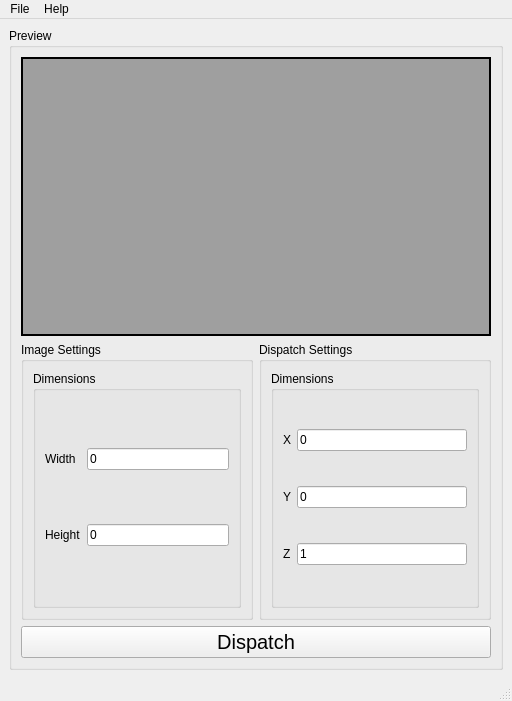
First picture: the form in ComputeViewer/Resources/ComputeViewer.ui, repository Draketuroth/ComputeViewer, before the edit.
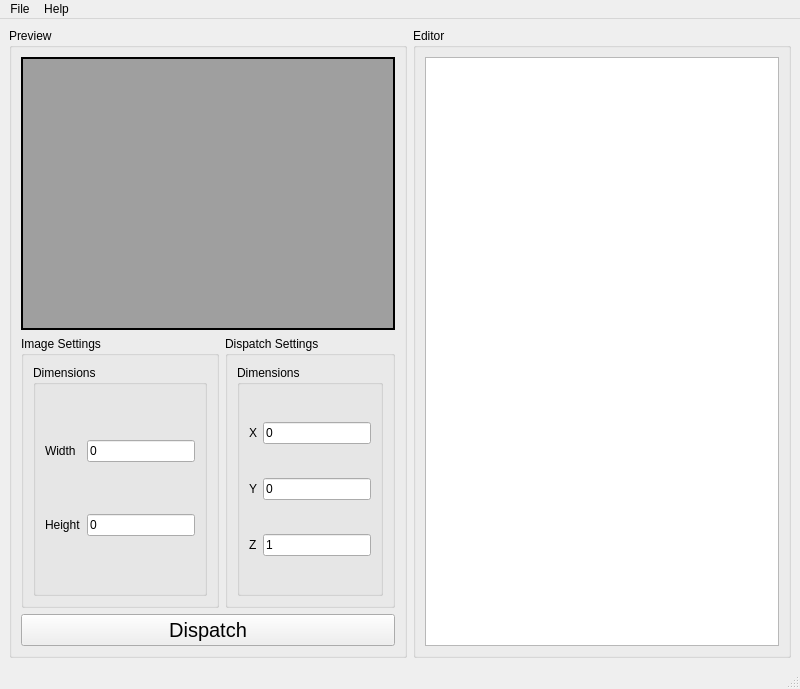
Second picture: the form after the edit. Icons and pictures are not drawn.

Commit message: Organized DX12Compute backend

What changed in the file:
```diff
--- a/ComputeViewer/Resources/ComputeViewer.ui
+++ b/ComputeViewer/Resources/ComputeViewer.ui
@@ -6,8 +6,8 @@
    <rect>
     <x>0</x>
     <y>0</y>
-    <width>512</width>
-    <height>701</height>
+    <width>800</width>
+    <height>689</height>
    </rect>
   </property>
   <property name="windowTitle">
@@ -18,35 +18,19 @@
     <normaloff>../../../.designer/backup/Application.ico</normaloff>../../../.designer/backup/Application.ico</iconset>
   </property>
   <widget class="QWidget" name="CentralWidget">
-   <layout class="QVBoxLayout" name="CentralWidgetLayout">
-    <item>
+   <layout class="QGridLayout" name="gridLayout">
+    <item row="0" column="0">
      <layout class="QGridLayout" name="RightRegionLayout">
       <property name="sizeConstraint">
        <enum>QLayout::SetDefaultConstraint</enum>
       </property>
-      <item row="0" column="0">
-       <widget class="QGroupBox" name="RightRegionGroup">
+      <item row="0" column="1">
+       <widget class="QGroupBox" name="LeftRegionGroup">
         <property name="title">
          <string>Preview</string>
         </property>
-        <layout class="QGridLayout" name="gridLayout">
-         <item row="2" column="0" colspan="2">
-          <layout class="QGridLayout" name="DispatchButtonLayout">
-           <item row="0" column="0">
-            <widget class="QPushButton" name="DispatchButton">
-             <property name="font">
-              <font>
-               <pointsize>15</pointsize>
-              </font>
-             </property>
-             <property name="text">
-              <string>Dispatch</string>
-             </property>
-            </widget>
-           </item>
-          </layout>
-         </item>
-         <item row="1" column="0">
+        <layout class="QGridLayout" name="LeftRegionGroupLayout">
+         <item row="2" column="0">
           <layout class="QGridLayout" name="ImageSettingsLayout">
            <item row="0" column="1">
             <widget class="QGroupBox" name="ImageSettingsGroupBox">
@@ -100,30 +84,7 @@
            </item>
           </layout>
          </item>
-         <item row="0" column="0" colspan="2">
-          <layout class="QGridLayout" name="PreviewImageLayout">
-           <item row="0" column="0">
-            <widget class="QLabel" name="PreviewImageLabel">
-             <property name="styleSheet">
-              <string notr="true">background-color: palette(dark)</string>
-             </property>
-             <property name="frameShape">
-              <enum>QFrame::Box</enum>
-             </property>
-             <property name="frameShadow">
-              <enum>QFrame::Plain</enum>
-             </property>
-             <property name="lineWidth">
-              <number>2</number>
-             </property>
-             <property name="text">
-              <string/>
-             </property>
-            </widget>
-           </item>
-          </layout>
-         </item>
-         <item row="1" column="1">
+         <item row="2" column="1">
           <layout class="QGridLayout" name="DispatchSettingsLayout">
            <item row="0" column="0">
             <widget class="QGroupBox" name="DispatchSettingsBox">
@@ -138,7 +99,21 @@
                   <property name="title">
                    <string>Dimensions</string>
                   </property>
-                  <layout class="QGridLayout" name="gridLayout_5">
+                  <layout class="QGridLayout" name="DispatchDimensionsGroupBoxlayout">
+                   <item row="0" column="1">
+                    <widget class="QLineEdit" name="DispatchXLineEdit">
+                     <property name="text">
+                      <string>0</string>
+                     </property>
+                    </widget>
+                   </item>
+                   <item row="2" column="0">
+                    <widget class="QLabel" name="DispatchZLabel">
+                     <property name="text">
+                      <string>Z</string>
+                     </property>
+                    </widget>
+                   </item>
                    <item row="0" column="0">
                     <widget class="QLabel" name="DispatchXLabel">
                      <property name="text">
@@ -146,6 +121,13 @@
                      </property>
                     </widget>
                    </item>
+                   <item row="1" column="0">
+                    <widget class="QLabel" name="DispatchYLabel">
+                     <property name="text">
+                      <string>Y</string>
+                     </property>
+                    </widget>
+                   </item>
                    <item row="2" column="1">
                     <widget class="QLineEdit" name="DispatchZLineEdit">
                      <property name="text">
@@ -153,13 +135,6 @@
                      </property>
                     </widget>
                    </item>
-                   <item row="1" column="0">
-                    <widget class="QLabel" name="DispatchYLabel">
-                     <property name="text">
-                      <string>Y</string>
-                     </property>
-                    </widget>
-                   </item>
                    <item row="1" column="1">
                     <widget class="QLineEdit" name="DispatchYLineEdit">
                      <property name="text">
@@ -167,20 +142,6 @@
                      </property>
                     </widget>
                    </item>
-                   <item row="2" column="0">
-                    <widget class="QLabel" name="DispatchZLabel">
-                     <property name="text">
-                      <string>Z</string>
-                     </property>
-                    </widget>
-                   </item>
-                   <item row="0" column="1">
-                    <widget class="QLineEdit" name="DispatchXLineEdit">
-                     <property name="text">
-                      <string>0</string>
-                     </property>
-                    </widget>
-                   </item>
                   </layout>
                  </widget>
                 </item>
@@ -188,6 +149,61 @@
               </item>
              </layout>
             </widget>
+           </item>
+          </layout>
+         </item>
+         <item row="1" column="0" colspan="2">
+          <layout class="QGridLayout" name="PreviewImageLayout">
+           <item row="0" column="0">
+            <widget class="QLabel" name="PreviewImageLabel">
+             <property name="styleSheet">
+              <string notr="true">background-color: palette(dark)</string>
+             </property>
+             <property name="frameShape">
+              <enum>QFrame::Box</enum>
+             </property>
+             <property name="frameShadow">
+              <enum>QFrame::Plain</enum>
+             </property>
+             <property name="lineWidth">
+              <number>2</number>
+             </property>
+             <property name="text">
+              <string/>
+             </property>
+            </widget>
+           </item>
+          </layout>
+         </item>
+         <item row="3" column="0" colspan="2">
+          <layout class="QGridLayout" name="DispatchButtonLayout">
+           <item row="0" column="0">
+            <widget class="QPushButton" name="DispatchButton">
+             <property name="font">
+              <font>
+               <pointsize>15</pointsize>
+              </font>
+             </property>
+             <property name="text">
+              <string>Dispatch</string>
+             </property>
+            </widget>
+           </item>
+          </layout>
+         </item>
+        </layout>
+       </widget>
+      </item>
+      <item row="0" column="2">
+       <widget class="QGroupBox" name="RightRegionGroup">
+        <property name="title">
+         <string>Editor</string>
+        </property>
+        <layout class="QGridLayout" name="RightRegionGroupLayout">
+         <item row="0" column="0">
+          <layout class="QGridLayout" name="EditorLayout">
+           <item row="3" column="0">
+            <widget class="QPlainTextEdit" name="plainTextEdit"/>
            </item>
           </layout>
          </item>
@@ -203,7 +219,7 @@
     <rect>
      <x>0</x>
      <y>0</y>
-     <width>512</width>
+     <width>800</width>
      <height>21</height>
     </rect>
    </property>
```
Left out of the diff: 10 changed lines with no effect on the pictures. The commit also changes 13 other files.
